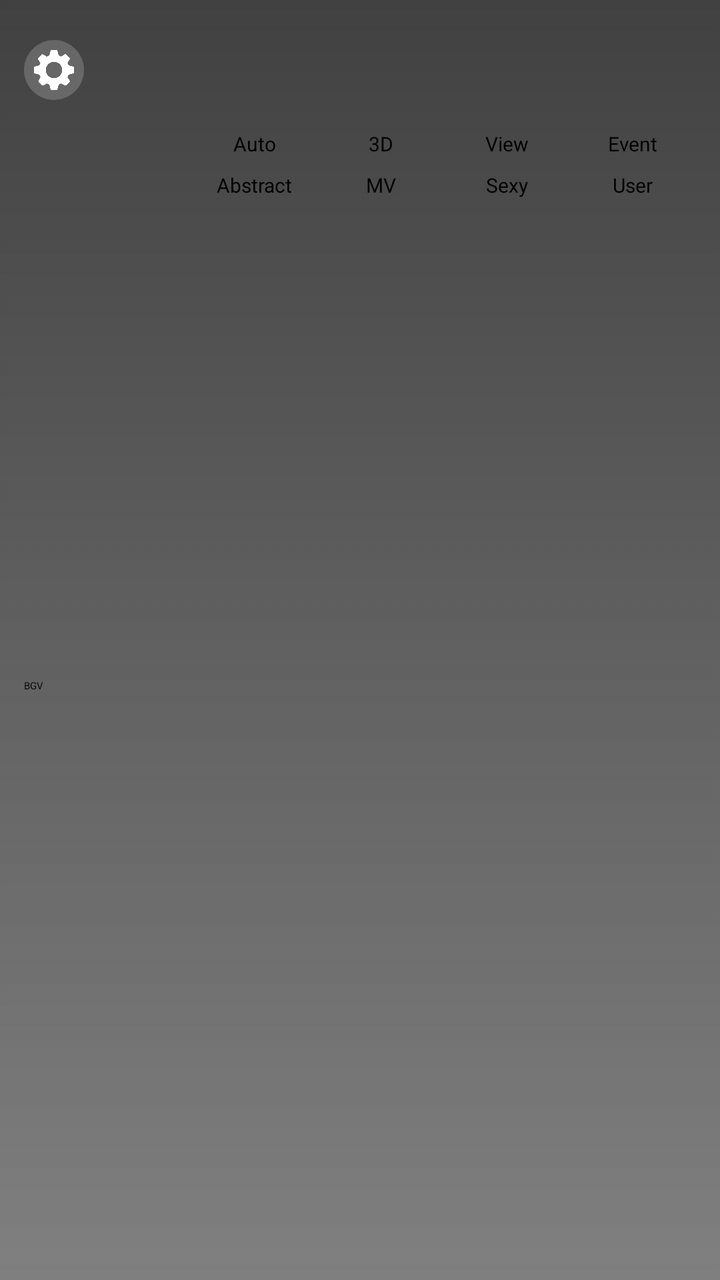
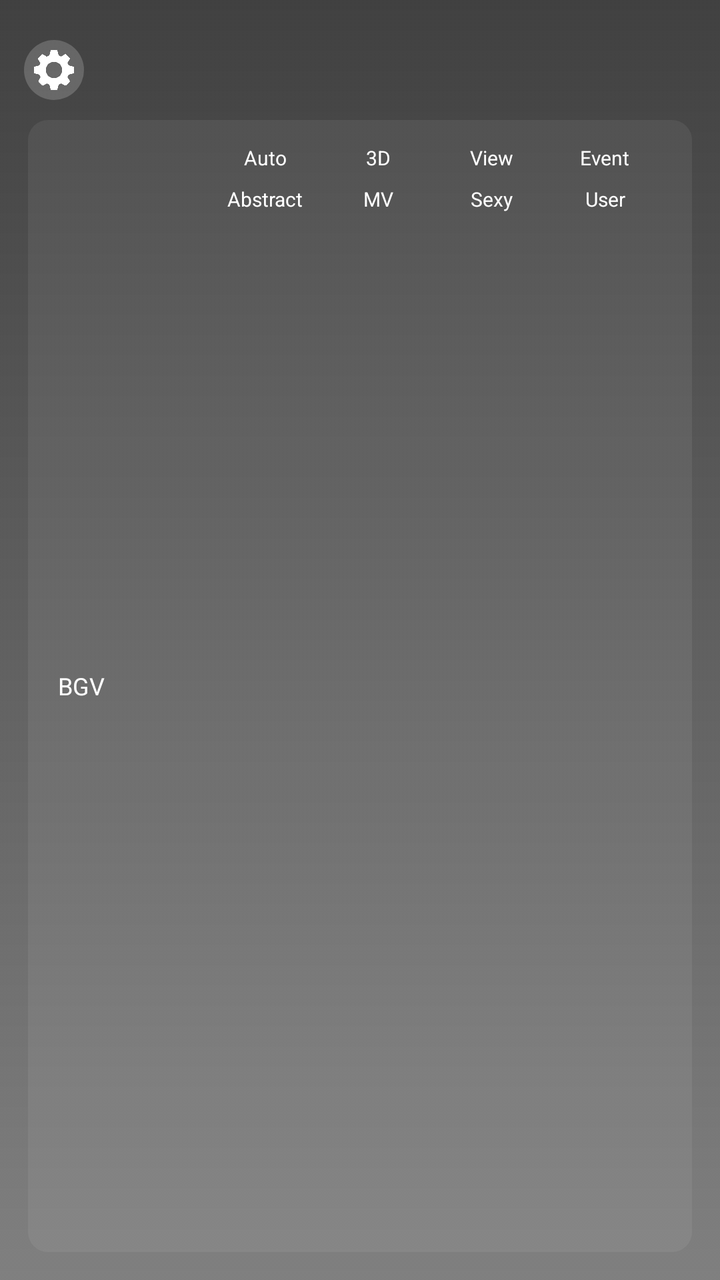

Before-and-after screenshots of an Android layout around one commit, followed by the original layout XML and the change that was made.
<!-- AndroidManifest.xml: application theme Theme.PlatinumKaraoke -->
<!-- res/layout/popup_settings.xml -->
<?xml version="1.0" encoding="utf-8"?>
<LinearLayout
    xmlns:android="http://schemas.android.com/apk/res/android"
    android:layout_width="match_parent"
    android:id="@+id/slider_container"
    android:layout_height="wrap_content"
    android:orientation="vertical"
    android:background="@drawable/bg_settings_popup"
    android:padding="12dp">



    <ImageView
        android:layout_width="30dp"
        android:layout_height="30dp"
        android:layout_marginVertical="8dp"
        android:padding="5dp"
        android:src="@drawable/gear1"
        android:background="@drawable/selector_button"
        android:tint="@color/selector_icon_tint"
        android:focusable="true"
        android:focusableInTouchMode="true"
        android:contentDescription="@string/btn_settings"/>

    <LinearLayout
        android:id="@+id/popup_settings_seeker"
        android:layout_width="match_parent"
        android:layout_height="wrap_content"
        android:orientation="vertical"/>

    <LinearLayout
        android:layout_width="match_parent"
        android:layout_height="match_parent"
        android:orientation="horizontal">

        <TextView
            android:layout_width="0dp"
            android:layout_height="wrap_content"
            android:layout_weight="1"
            android:layout_gravity="center"
            android:text="BGV"/>

        <RadioGroup
            android:layout_width="0dp"
            android:layout_weight="3"
            android:layout_height="wrap_content"
            android:orientation="vertical">

            <GridLayout
                android:layout_width="match_parent"
                android:layout_height="wrap_content"
                android:columnCount="4">

                
                <LinearLayout
                    android:layout_width="0dp"
                    android:layout_height="wrap_content"
                    android:layout_columnWeight="1"
                    android:orientation="vertical"
                    android:gravity="center">

                    <RadioButton
                        android:id="@+id/bgv_auto"
                        android:layout_width="wrap_content"
                        android:layout_height="wrap_content"
                        android:text=""/>

                    <TextView
                        android:layout_width="wrap_content"
                        android:layout_height="wrap_content"
                        android:text="Auto"
                        android:textSize="10sp"/>
                </LinearLayout>

                
                <LinearLayout
                    android:layout_width="0dp"
                    android:layout_height="wrap_content"
                    android:layout_columnWeight="1"
                    android:orientation="vertical"
                    android:gravity="center">

                    <RadioButton
                        android:id="@+id/bgv_3d"
                        android:layout_width="wrap_content"
                        android:layout_height="wrap_content"
                        android:text=""/>

                    <TextView
                        android:layout_width="wrap_content"
                        android:layout_height="wrap_content"
                        android:text="3D"
                        android:textSize="10sp"/>
                </LinearLayout>

                
                <LinearLayout
                    android:layout_width="0dp"
                    android:layout_height="wrap_content"
                    android:layout_columnWeight="1"
                    android:orientation="vertical"
                    android:gravity="center">

                    <RadioButton
                        android:id="@+id/bgv_view"
                        android:layout_width="wrap_content"
                        android:layout_height="wrap_content"
                        android:text=""/>

                    <TextView
                        android:layout_width="wrap_content"
                        android:layout_height="wrap_content"
                        android:text="View"
                        android:textSize="10sp"/>
                </LinearLayout>

                
                <LinearLayout
                    android:layout_width="0dp"
                    android:layout_height="wrap_content"
                    android:layout_columnWeight="1"
                    android:orientation="vertical"
                    android:gravity="center">

                    <RadioButton
                        android:id="@+id/bgv_event"
                        android:layout_width="wrap_content"
                        android:layout_height="wrap_content"
                        android:text=""/>

                    <TextView
                        android:layout_width="wrap_content"
                        android:layout_height="wrap_content"
                        android:text="Event"
                        android:textSize="10sp"/>
                </LinearLayout>

                
                <LinearLayout
                    android:layout_width="0dp"
                    android:layout_height="wrap_content"
                    android:layout_columnWeight="1"
                    android:orientation="vertical"
                    android:gravity="center">

                    <RadioButton
                        android:id="@+id/bgv_abstract"
                        android:layout_width="wrap_content"
                        android:layout_height="wrap_content"
                        android:text=""/>

                    <TextView
                        android:layout_width="wrap_content"
                        android:layout_height="wrap_content"
                        android:text="Abstract"
                        android:textSize="10sp"/>
                </LinearLayout>

                
                <LinearLayout
                    android:layout_width="0dp"
                    android:layout_height="wrap_content"
                    android:layout_columnWeight="1"
                    android:orientation="vertical"
                    android:gravity="center">

                    <RadioButton
                        android:id="@+id/bgv_mv"
                        android:layout_width="wrap_content"
                        android:layout_height="wrap_content"
                        android:text=""/>

                    <TextView
                        android:layout_width="wrap_content"
                        android:layout_height="wrap_content"
                        android:text="MV"
                        android:textSize="10sp"/>
                </LinearLayout>

                
                <LinearLayout
                    android:layout_width="0dp"
                    android:layout_height="wrap_content"
                    android:layout_columnWeight="1"
                    android:orientation="vertical"
                    android:gravity="center">

                    <RadioButton
                        android:id="@+id/bgv_sexy"
                        android:layout_width="wrap_content"
                        android:layout_height="wrap_content"
                        android:text=""/>

                    <TextView
                        android:layout_width="wrap_content"
                        android:layout_height="wrap_content"
                        android:text="Sexy"
                        android:textSize="10sp"/>
                </LinearLayout>

                
                <LinearLayout
                    android:layout_width="0dp"
                    android:layout_height="wrap_content"
                    android:layout_columnWeight="1"
                    android:orientation="vertical"
                    android:gravity="center">

                    <RadioButton
                        android:id="@+id/bgv_user"
                        android:layout_width="wrap_content"
                        android:layout_height="wrap_content"
                        android:text=""/>

                    <TextView
                        android:layout_width="wrap_content"
                        android:layout_height="wrap_content"
                        android:text="User"
                        android:textSize="10sp"/>
                </LinearLayout>

            </GridLayout>

        </RadioGroup>
    </LinearLayout>


</LinearLayout>
<!-- resources referenced by this layout -->
<resources>
  <!-- drawable bg_settings_popup (drawable) -->
  <selector xmlns:android="http://schemas.android.com/apk/res/android">
  
      
      <item>
          <shape android:shape="rectangle">
              <gradient
                  android:startColor="#bf010101"
                  android:endColor="#80010101"
                  android:angle="270"/>
          </shape>
      </item>
  
  </selector>
  <!-- drawable gear1: png bitmap (drawable, 17419 bytes) -->
  <!-- drawable selector_button (drawable) -->
  <selector xmlns:android="http://schemas.android.com/apk/res/android">
  
      
      <item android:state_focused="true">
          <shape android:shape="rectangle">
              <solid android:color="#FFFFFF"/>
              <corners android:radius="30dp"/>
          </shape>
      </item>
  
  
  
      
      <item>
          <shape android:shape="rectangle">
              <solid android:color="#30FFFFFF"/>
              <corners android:radius="30dp"/>
          </shape>
      </item>
  
  </selector>
  <string name="btn_settings">Settings Icon</string>
  <style name="Theme.PlatinumKaraoke" parent="@style/Theme.Leanback" />
</resources>

<!-- the commit's change to res/layout/popup_settings.xml (unified diff, before → after) -->
@@ -29,15 +29,22 @@
         android:orientation="vertical"/>
 
     <LinearLayout
+        android:id="@+id/bgv_row_container"
         android:layout_width="match_parent"
         android:layout_height="match_parent"
-        android:orientation="horizontal">
+        android:orientation="horizontal"
+        android:paddingHorizontal="15dp"
+        android:paddingVertical="5dp"
+        android:layout_margin="2dp"
+        android:background="@drawable/selector_bg_transparent">
 
         <TextView
             android:layout_width="0dp"
             android:layout_height="wrap_content"
             android:layout_weight="1"
             android:layout_gravity="center"
+            android:textColor="#fff"
+            android:textSize="12sp"
             android:text="BGV"/>
 
         <RadioGroup
@@ -53,6 +60,7 @@
 
                 
                 <LinearLayout
+                    android:id="@+id/bgv_auto_container"
                     android:layout_width="0dp"
                     android:layout_height="wrap_content"
                     android:layout_columnWeight="1"
@@ -69,11 +77,13 @@
                         android:layout_width="wrap_content"
                         android:layout_height="wrap_content"
                         android:text="Auto"
-                        android:textSize="10sp"/>
-                </LinearLayout>
-
-                
-                <LinearLayout
+                        android:textColor="#fff"
+                        android:textSize="10sp"/>
+                </LinearLayout>
+
+                
+                <LinearLayout
+                    android:id="@+id/bgv_3d_container"
                     android:layout_width="0dp"
                     android:layout_height="wrap_content"
                     android:layout_columnWeight="1"
@@ -89,12 +99,14 @@
                     <TextView
                         android:layout_width="wrap_content"
                         android:layout_height="wrap_content"
+                        android:textColor="#fff"
                         android:text="3D"
                         android:textSize="10sp"/>
                 </LinearLayout>
 
                 
                 <LinearLayout
+                    android:id="@+id/bgv_view_container"
                     android:layout_width="0dp"
                     android:layout_height="wrap_content"
                     android:layout_columnWeight="1"
@@ -110,12 +122,14 @@
                     <TextView
                         android:layout_width="wrap_content"
                         android:layout_height="wrap_content"
+                        android:textColor="#fff"
                         android:text="View"
                         android:textSize="10sp"/>
                 </LinearLayout>
 
                 
                 <LinearLayout
+                    android:id="@+id/bgv_event_container"
                     android:layout_width="0dp"
                     android:layout_height="wrap_content"
                     android:layout_columnWeight="1"
@@ -131,12 +145,14 @@
                     <TextView
                         android:layout_width="wrap_content"
                         android:layout_height="wrap_content"
+                        android:textColor="#fff"
                         android:text="Event"
                         android:textSize="10sp"/>
                 </LinearLayout>
 
                 
                 <LinearLayout
+                    android:id="@+id/bgv_abstract_container"
                     android:layout_width="0dp"
                     android:layout_height="wrap_content"
                     android:layout_columnWeight="1"
@@ -152,12 +168,14 @@
                     <TextView
                         android:layout_width="wrap_content"
                         android:layout_height="wrap_content"
+                        android:textColor="#fff"
                         android:text="Abstract"
                         android:textSize="10sp"/>
                 </LinearLayout>
 
                 
                 <LinearLayout
+                    android:id="@+id/bgv_mv_container"
                     android:layout_width="0dp"
                     android:layout_height="wrap_content"
                     android:layout_columnWeight="1"
@@ -173,12 +191,14 @@
                     <TextView
                         android:layout_width="wrap_content"
                         android:layout_height="wrap_content"
+                        android:textColor="#fff"
                         android:text="MV"
                         android:textSize="10sp"/>
                 </LinearLayout>
 
                 
                 <LinearLayout
+                    android:id="@+id/bgv_sexy_container"
                     android:layout_width="0dp"
                     android:layout_height="wrap_content"
                     android:layout_columnWeight="1"
@@ -194,13 +214,14 @@
                     <TextView
                         android:layout_width="wrap_content"
                         android:layout_height="wrap_content"
+                        android:textColor="#fff"
                         android:text="Sexy"
                         android:textSize="10sp"/>
                 </LinearLayout>
 
                 
                 <LinearLayout
-                    android:layout_width="0dp"
+                    android:id="@+id/bgv_user_container"                    android:layout_width="0dp"
                     android:layout_height="wrap_content"
                     android:layout_columnWeight="1"
                     android:orientation="vertical"
@@ -215,6 +236,7 @@
                     <TextView
                         android:layout_width="wrap_content"
                         android:layout_height="wrap_content"
+                        android:textColor="#fff"
                         android:text="User"
                         android:textSize="10sp"/>
                 </LinearLayout>
<!-- resource entries referenced after the edit -->
@@ -15,6 +15,29 @@
   
   </selector>
   <!-- drawable gear1: png bitmap (drawable, 17419 bytes) -->
+  <!-- drawable selector_bg_transparent (drawable) -->
+  <?xml version="1.0" encoding="utf-8"?>
+  <selector xmlns:android="http://schemas.android.com/apk/res/android">
+  
+      
+      <item android:state_activated="true">
+          <shape android:shape="rectangle">
+              <solid android:color="#40FFFFFF"/>
+              <corners android:radius="10dp"/>
+          </shape>
+      </item>
+  
+  
+  
+      
+      <item>
+          <shape android:shape="rectangle">
+              <solid android:color="#10FFFFFF"/>
+              <corners android:radius="10dp"/>
+          </shape>
+      </item>
+  
+  </selector>
   <!-- drawable selector_button (drawable) -->
   <selector xmlns:android="http://schemas.android.com/apk/res/android">
   
